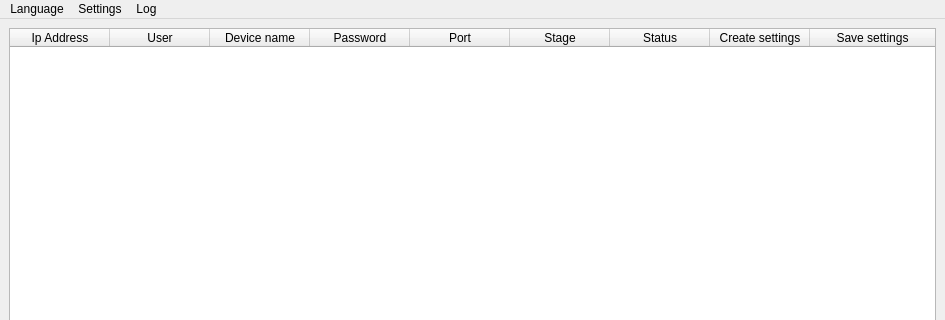
The window that srs/mainwindow.ui (recruit2018/Patcher) describes before a commit, drawn with Qt 5; both pictures show x 0 to 945 and y 0 to 320 of the 945 by 518 pixel window.
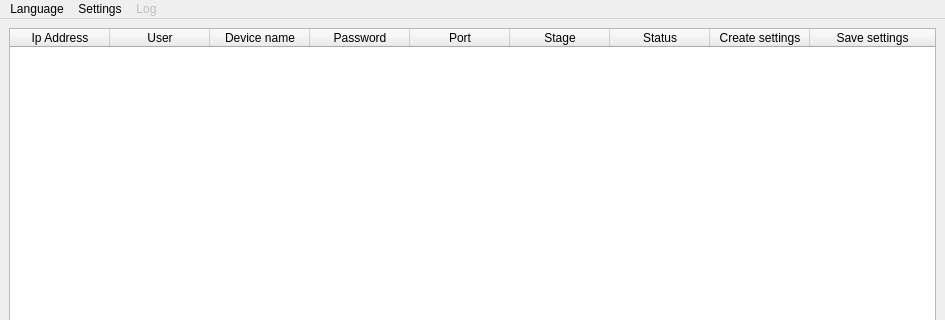
The same window after the commit. Custom widgets are drawn as their Qt base class.

Patch:
```diff
--- a/srs/mainwindow.ui
+++ b/srs/mainwindow.ui
@@ -183,6 +183,9 @@
     <addaction name="actionLoad_settings"/>
    </widget>
    <widget class="QMenu" name="menulog">
+    <property name="enabled">
+     <bool>false</bool>
+    </property>
     <property name="title">
      <string>Log</string>
     </property>
```
